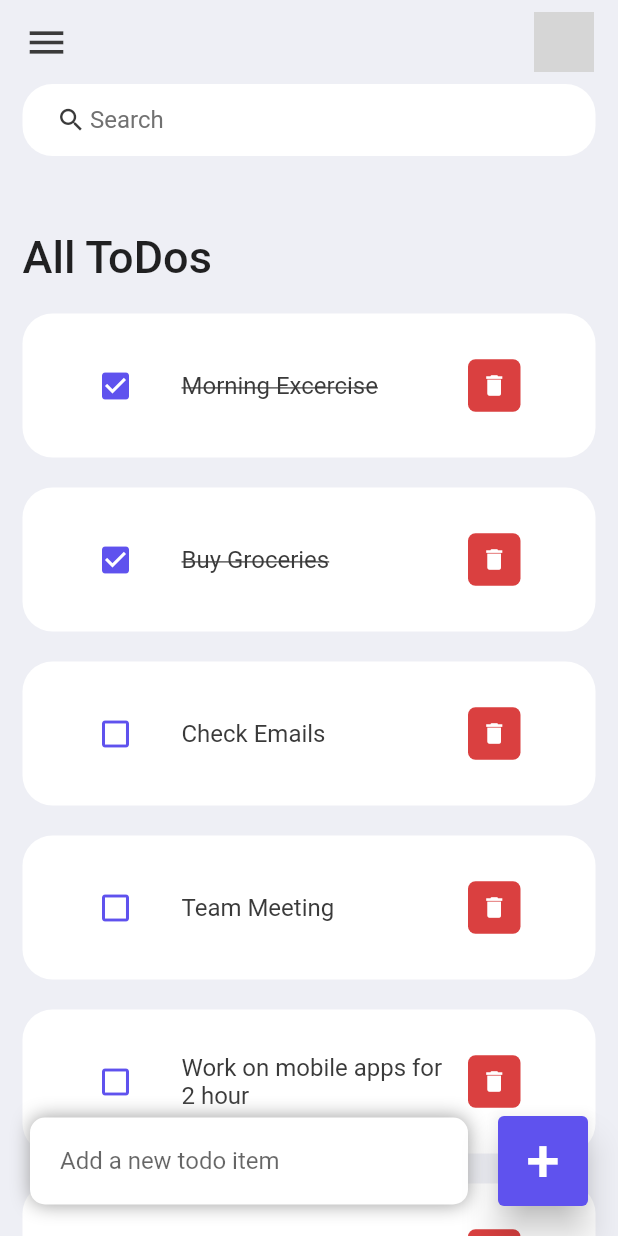
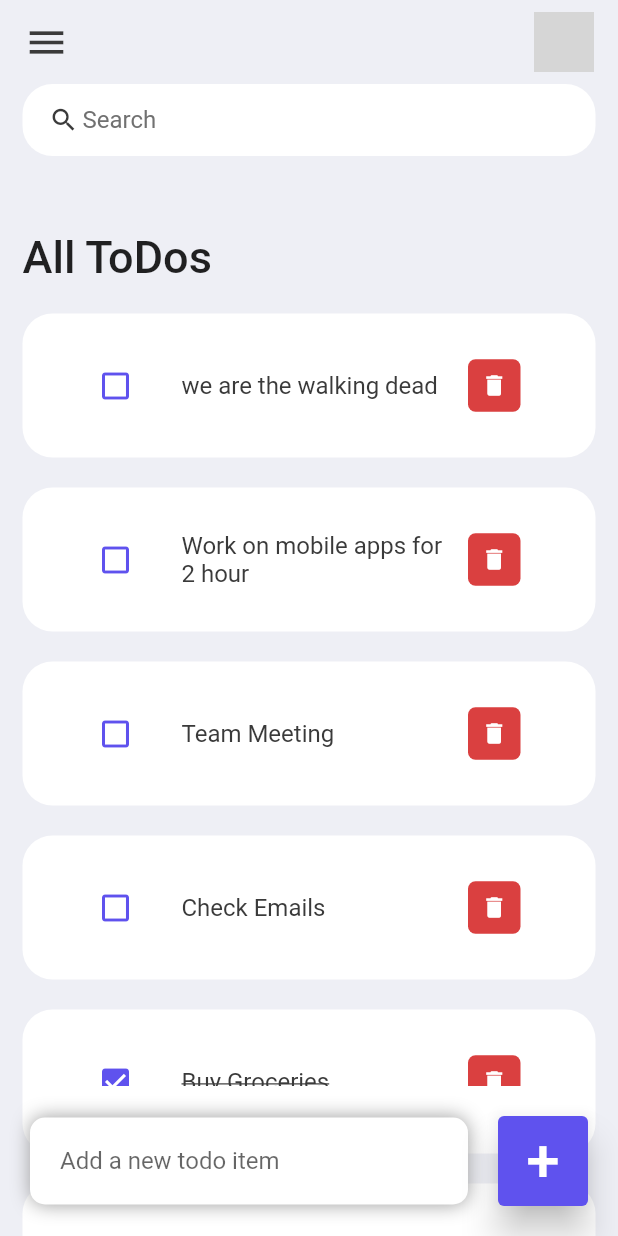
Before and after one commit to smokinthunder/ToDoApp_Flutter, a Flutter app: the screen it shows after launch, on a phone screen of 412 x 824 dp. Run offline on Flutter 3.47's test engine with Material 2 defaults, Android fonts, the phone set to English and light mode, and no system bars; grey boxes are pictures that could not be loaded.

Commit message:
Almost production

```diff
--- a/lib/model/todo.dart
+++ b/lib/model/todo.dart
@@ -16,7 +16,7 @@ class ToDo {
       ToDo(id: '03', todoText: 'Check Emails', ),
       ToDo(id: '04', todoText: 'Team Meeting', ),
       ToDo(id: '05', todoText: 'Work on mobile apps for 2 hour', ),
-      ToDo(id: '06', todoText: 'Dinner with Jenny', ),
+      ToDo(id: '06', todoText: 'we are the walking dead', ),
     ];
   }
 
--- a/lib/screens/home.dart
+++ b/lib/screens/home.dart
@@ -56,6 +56,8 @@ class _HomeState extends State<Home> {
                 children: [
                   searchBox(),
                   Expanded(
+                    child: Container(
+                      margin: const EdgeInsets.only(bottom: 100),
                       child: ListView(
                         children: [
                           Container(
@@ -72,13 +74,14 @@ class _HomeState extends State<Home> {
                             ),
                           ),
                           // ToDoItem(),
-                        for (ToDo todoo in todosList)
+                          for (ToDo todoo in todosList.reversed)
                             ToDoItem(
                               todo: todoo,
                               onToDoChanged: _handleToDoChange,
                               onDeleteItem: _deleteToDoItem,
                             ),
                         ],
+                      ),
                     ),
                   )
                 ],
@@ -188,17 +191,15 @@ class _HomeState extends State<Home> {
   }
 
   Widget searchBox() {
-    return (Container(
-      padding: const EdgeInsets.symmetric(
-        horizontal: 20,
-        vertical: 0,
-      ),
+    return Container(
+      padding: const EdgeInsets.symmetric(horizontal: 15),
       decoration: BoxDecoration(
         color: Colors.white,
         borderRadius: BorderRadius.circular(20),
       ),
-      child: const TextField(
-        decoration: InputDecoration(
+      child: TextField(
+        onChanged: (value) => _runFilter(value),
+        decoration: const InputDecoration(
           contentPadding: EdgeInsets.all(0),
           prefixIcon: Icon(
             Icons.search,
@@ -210,12 +211,10 @@ class _HomeState extends State<Home> {
             minWidth: 25,
           ),
           border: InputBorder.none,
-          hintText: "Search",
-          hintStyle: TextStyle(
-            color: tdGrey,
+          hintText: 'Search',
+          hintStyle: TextStyle(color: tdGrey),
         ),
       ),
-      ),
-    ));
+    );
   }
 }
```
Lines whose indentation alone changed are shown as unchanged.
